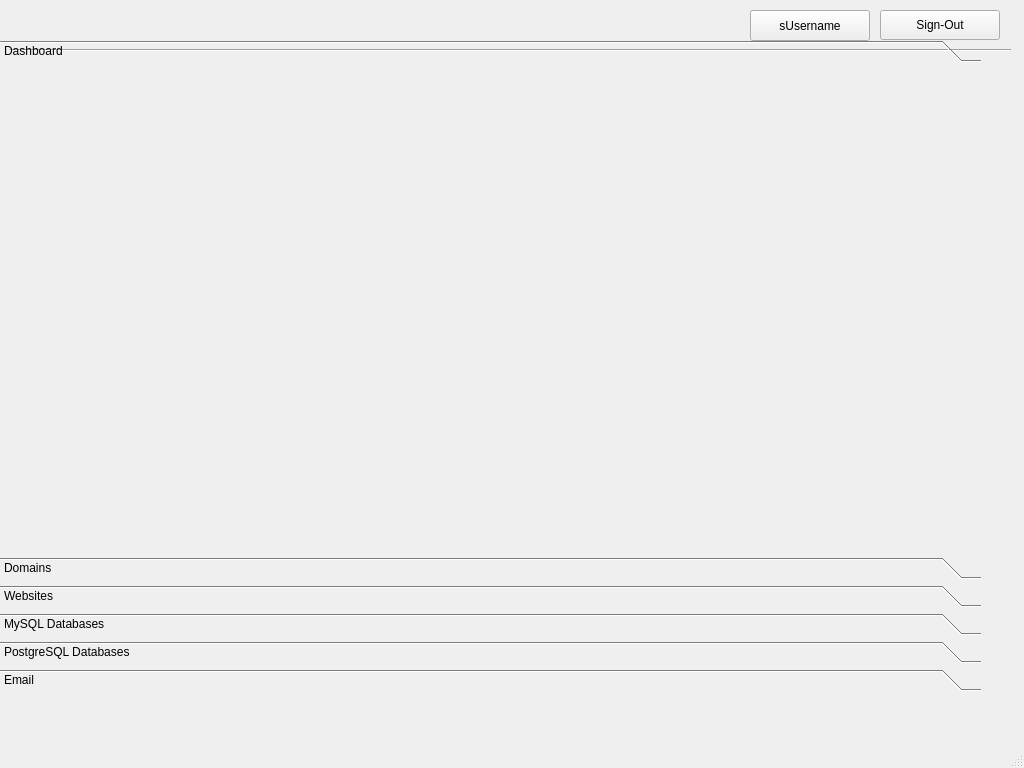
Above: ServerPanelClient/ServerPanelClientMainWindow.ui from bolvarak/ServerPanel before the change. Below: the same form after it.
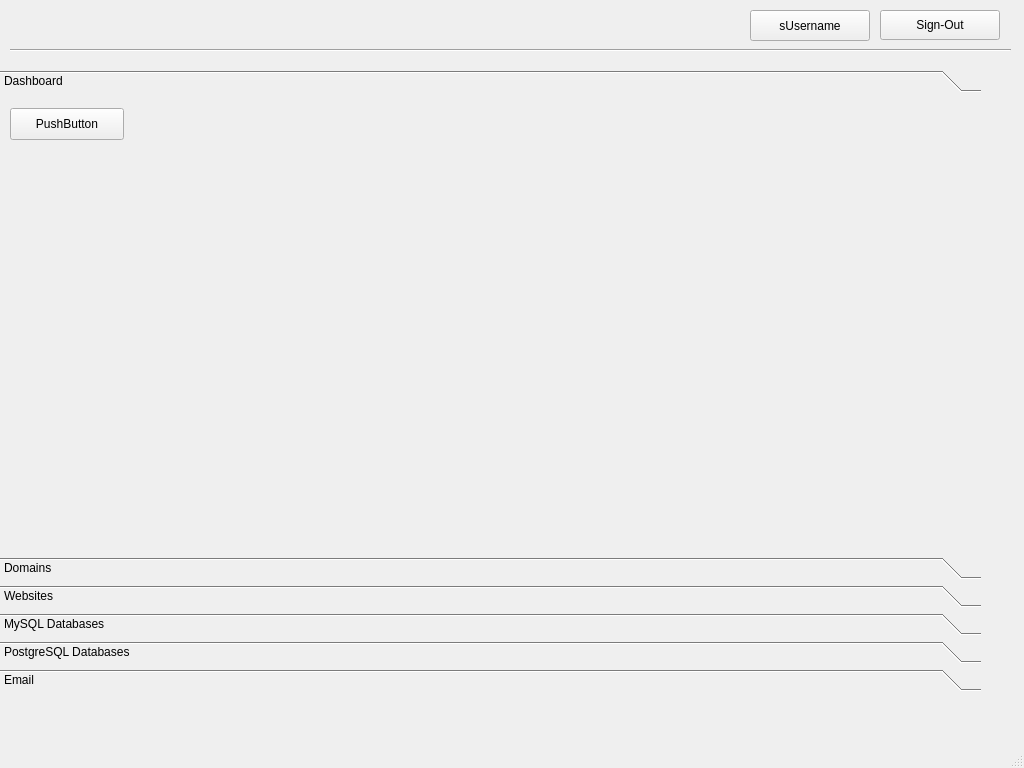
That is the form after the change. Icons and pictures are not drawn.

What changed in the file:
```diff
--- a/ServerPanelClient/ServerPanelClientMainWindow.ui
+++ b/ServerPanelClient/ServerPanelClientMainWindow.ui
@@ -102,9 +102,9 @@
     <property name="geometry">
      <rect>
       <x>0</x>
-      <y>40</y>
+      <y>70</y>
       <width>981</width>
-      <height>651</height>
+      <height>621</height>
      </rect>
     </property>
     <property name="frameShape">
@@ -125,7 +125,7 @@
        <x>0</x>
        <y>0</y>
        <width>981</width>
-       <height>447</height>
+       <height>417</height>
       </rect>
      </property>
      <attribute name="icon">
@@ -135,6 +135,19 @@
      <attribute name="label">
       <string>Dashboard</string>
      </attribute>
+     <widget class="QPushButton" name="btnGetDnsRecordCount">
+      <property name="geometry">
+       <rect>
+        <x>10</x>
+        <y>10</y>
+        <width>114</width>
+        <height>32</height>
+       </rect>
+      </property>
+      <property name="text">
+       <string>PushButton</string>
+      </property>
+     </widget>
     </widget>
     <widget class="QWidget" name="pageDomains">
      <property name="geometry">
```
Left out of the diff: 34 changed lines with no effect on the pictures.
